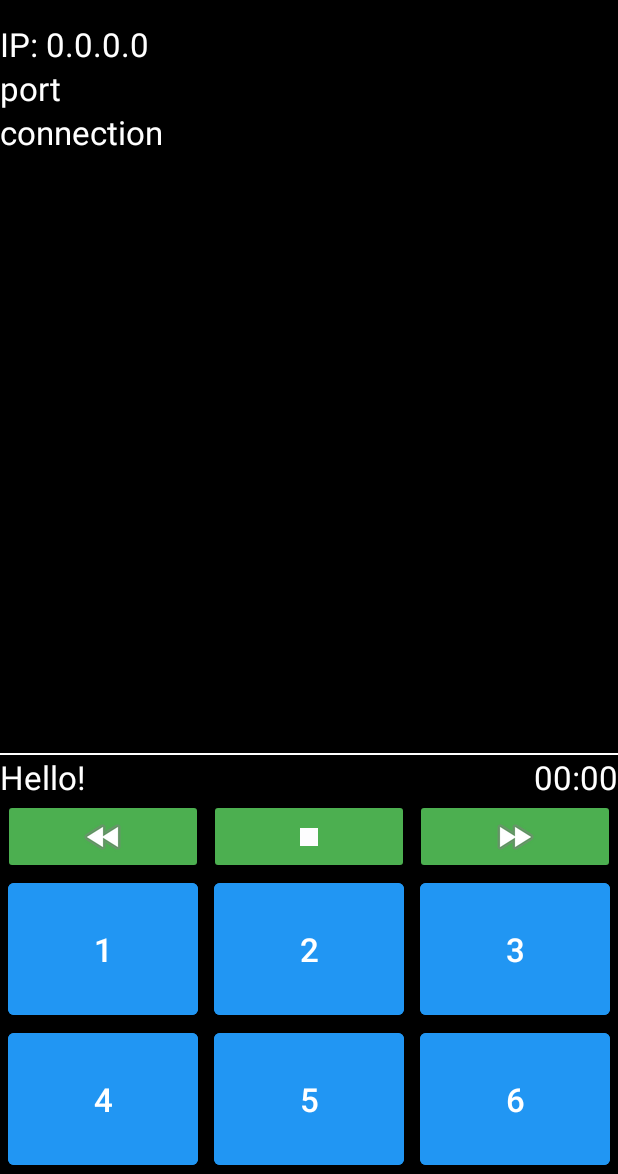
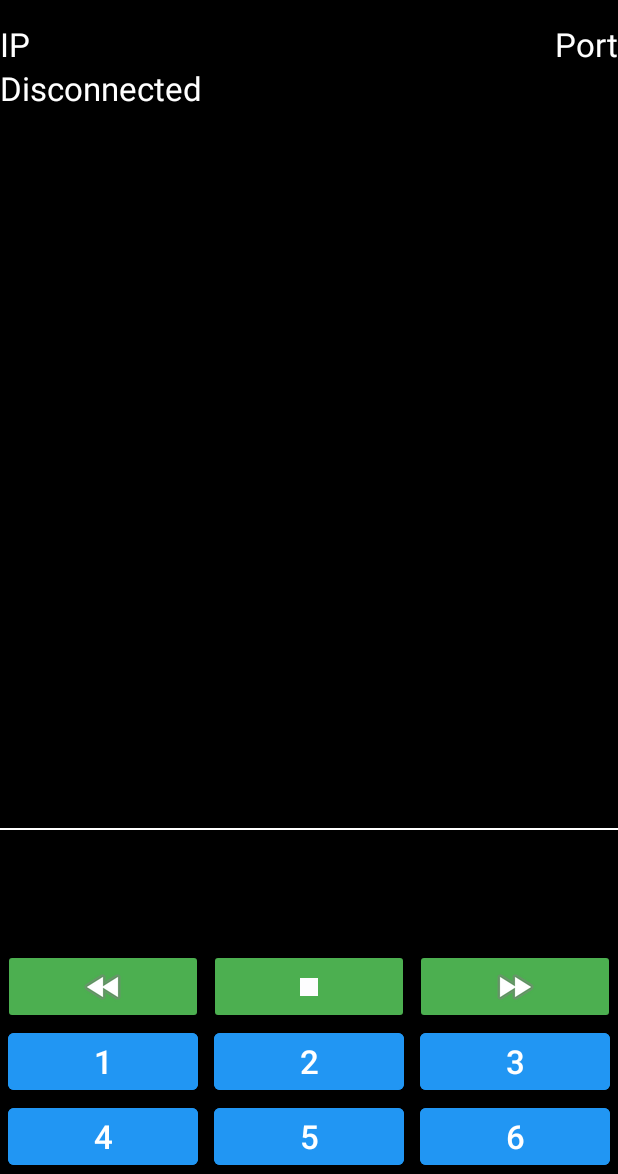
Before and after one commit to SokolAK/RemoteSound-Server, an Android app: the screen it shows after launch (MainActivity), on a phone screen of 412 x 824 dp, the part 62-1236 px from its top. Run offline under Robolectric (Android 15) with nearby library versions, the phone set to English and light mode, and no system bars; 8 statements that could not run were skipped.

Commit message:
Modify Connector & Player

```diff
--- a/app/src/main/java/pl/sokolak/remotesoundserver/Connector.java
+++ /dev/null
@@ -1,88 +0,0 @@
-package pl.sokolak.remotesoundserver;
-
-import android.app.Activity;
-import android.net.wifi.WifiInfo;
-import android.net.wifi.WifiManager;
-import android.widget.TextView;
-
-import java.io.BufferedReader;
-import java.io.IOException;
-import java.io.InputStreamReader;
-import java.io.PrintWriter;
-import java.net.InetAddress;
-import java.net.ServerSocket;
-import java.net.Socket;
-import java.net.UnknownHostException;
-import java.nio.ByteBuffer;
-import java.nio.ByteOrder;
-
-import static android.content.Context.WIFI_SERVICE;
-
-public class Connector {
-    private final Activity activity;
-    public static String SERVER_IP = "";
-    public static final int SERVER_PORT = 8080;
-    private TextView tvIP, tvPort, tvConnection;
-    private ServerSocket serverSocket;
-    private Thread threadConnection = null;
-    private PrintWriter output;
-    private BufferedReader input;
-
-    public Connector(Activity activity) {
-        this.activity = activity;
-    }
-
-    public void init() {
-        tvIP = activity.findViewById(R.id.tvIP);
-        tvPort = activity.findViewById(R.id.tvPort);
-        tvConnection = activity.findViewById(R.id.tvConnection);
-
-        try {
-            SERVER_IP = getLocalIpAddress();
-        } catch (UnknownHostException e) {
-            e.printStackTrace();
-        }
-        threadConnection = new Thread(new ThreadSocket());
-        threadConnection.start();
-
-        tvIP.setText("IP: " + SERVER_IP);
-    }
-
-    private String getLocalIpAddress() throws UnknownHostException {
-        WifiManager wifiManager = (WifiManager) activity.getApplicationContext().getSystemService(WIFI_SERVICE);
-        WifiInfo wifiInfo = wifiManager.getConnectionInfo();
-        int ipInt = wifiInfo.getIpAddress();
-        return InetAddress.getByAddress(ByteBuffer.allocate(4).order(ByteOrder.LITTLE_ENDIAN).putInt(ipInt).array()).getHostAddress();
-    }
-
-    class ThreadSocket implements Runnable {
-        @Override
-        public void run() {
-            Socket socket;
-            try {
-                serverSocket = new ServerSocket(SERVER_PORT);
-                activity.runOnUiThread(() -> {
-                    tvConnection.setText("Not connected");
-                    tvIP.setText("IP: " + SERVER_IP);
-                    tvPort.setText("Port: " + SERVER_PORT);
-                });
-                try {
-                    socket = serverSocket.accept();
-                    output = new PrintWriter(socket.getOutputStream());
-                    input = new BufferedReader(new InputStreamReader(socket.getInputStream()));
-                    activity.runOnUiThread(new Runnable() {
-                        @Override
-                        public void run() {
-                            tvConnection.setText("Connected\n");
-                        }
-                    });
-                    //new Thread(new Thread2()).start();
-                } catch (IOException e) {
-                    e.printStackTrace();
-                }
-            } catch (IOException e) {
-                e.printStackTrace();
-            }
-        }
-    }
-}
--- a/app/src/main/java/pl/sokolak/remotesoundserver/MainActivity.java
+++ b/app/src/main/java/pl/sokolak/remotesoundserver/MainActivity.java
@@ -14,8 +14,8 @@ public class MainActivity extends AppCompatActivity {
         Player player = new Player(this);
         player.init();
 
-        Connector connector = new Connector(this);
-        connector.init();
+        ServerConnector serverConnector = new ServerConnector(this);
+        serverConnector.init();
     }
 
 }
--- a/app/src/main/java/pl/sokolak/remotesoundserver/Player.java
+++ b/app/src/main/java/pl/sokolak/remotesoundserver/Player.java
@@ -5,16 +5,21 @@ import android.app.Activity;
 import android.content.Context;
 import android.media.MediaPlayer;
 import android.os.Handler;
+import android.text.Editable;
+import android.text.TextWatcher;
 import android.view.MotionEvent;
 import android.view.View;
+import android.widget.EditText;
 import android.widget.ImageButton;
 import android.widget.TextView;
 
 import java.io.IOException;
 import java.util.ArrayList;
+import java.util.Arrays;
 import java.util.List;
 import java.util.concurrent.TimeUnit;
 
+@SuppressLint("SetTextI18n")
 public class Player {
     private final Activity activity;
     private Status status = Status.STOPPED;
@@ -23,6 +28,8 @@ public class Player {
     private final SoundButton button1 = new SoundButton();
     private final SoundButton button2 = new SoundButton();
     private final SoundButton button3 = new SoundButton();
+    private EditText etRepeat;
+    private TextView tvRepeat;
     private ImageButton buttonForward;
     private ImageButton buttonBackward;
     private ImageButton buttonStop;
@@ -41,13 +48,20 @@ public class Player {
         tvPlayerStatus = activity.findViewById(R.id.playerStatus);
         tvTime = activity.findViewById(R.id.time);
 
-        buttons = List.of(button1, button2, button3);
+        buttons = Arrays.asList(button1, button2, button3);
         prepareButtons();
         prepareControlButtons();
+        prepareRepeat();
 
 
         timeHandler = new Handler();
         timeHandler.postDelayed(updateSoundTime, 0);
+    }
+
+    private void prepareRepeat() {
+        etRepeat = activity.findViewById(R.id.repeatValue);
+        tvRepeat = activity.findViewById(R.id.repeatLabel);
+        tvRepeat.setText(activity.getString(R.string.repeat) + ":");
     }
 
     private void prepareButtons() {
@@ -138,19 +152,24 @@ public class Player {
     }
 
     private void stop() {
-        mediaPlayer.stop();
-        try {
-            mediaPlayer.prepare();
-        } catch (IOException e) {
-            e.printStackTrace();
+        if (mediaPlayer != null) {
+            //mediaPlayer.stop();
+            //mediaPlayer.release();
+            mediaPlayer.pause();
+            mediaPlayer.seekTo(0);
+//            try {
+//                mediaPlayer.prepare();
+//            } catch (IOException e) {
+//                e.printStackTrace();
+//            }
+            status = Status.STOPPED;
+            updateStatusText();
+            refreshButtons();
         }
-        status = Status.STOPPED;
-        updateStatusText();
-        refreshButtons();
     }
 
     private void refreshButtons() {
-        for(SoundButton soundButton : buttons) {
+        for (SoundButton soundButton : buttons) {
             soundButton.getButton().setText(soundButton.getSound().getSoundName());
         }
     }
@@ -188,8 +207,15 @@ public class Player {
                         TimeUnit.MILLISECONDS.toSeconds(time) -
                                 TimeUnit.MINUTES.toSeconds(TimeUnit.MILLISECONDS.toMinutes(time)))
                 );
-                if(time <= 10) {
-                    stop();
+                if (time <= 10) {
+                    if (Integer.parseInt(etRepeat.getText().toString()) <= 1) {
+                        stop();
+                    } else {
+                        int repeatTime = Integer.parseInt(etRepeat.getText().toString());
+                        etRepeat.setText(String.valueOf(repeatTime - 1));
+                        mediaPlayer.seekTo(0);
+                        mediaPlayer.start();
+                    }
                 }
             }
             timeHandler.postDelayed(this, 200);
@@ -213,7 +239,6 @@ public class Player {
             int time = mediaPlayer.getCurrentPosition();
             time = Math.max(time - TIMESTEP, 0);
             mediaPlayer.seekTo(time);
-            mediaPlayer.seekTo(time);
             rewindHandler.postDelayed(this, 200);
         }
     };
--- a/app/src/main/res/layout/activity_main.xml
+++ b/app/src/main/res/layout/activity_main.xml
@@ -7,45 +7,77 @@
     android:layout_height="match_parent"
     android:orientation="vertical"
     android:background="@color/colorBackDark"
+    android:screenOrientation="portrait"
     tools:context=".MainActivity">
+
+    <LinearLayout
+        android:layout_width="match_parent"
+        android:layout_height="wrap_content"
+        app:layout_constraintBottom_toTopOf="@+id/line"
+        app:layout_constraintEnd_toEndOf="parent"
+        app:layout_constraintStart_toStartOf="parent"
+        app:layout_constraintTop_toTopOf="parent"
+        app:layout_constraintVertical_bias="0.0"
+        android:orientation="vertical">
+
+        <LinearLayout
+            android:id="@+id/address"
+            android:layout_width="match_parent"
+            android:layout_height="wrap_content"
+            android:orientation="horizontal"
+            app:layout_constraintTop_toTopOf="parent">
 
             <TextView
                 android:id="@+id/tvIP"
-        android:layout_width="match_parent"
+                android:layout_width="0dp"
                 android:layout_height="wrap_content"
+                android:layout_weight="1"
                 android:text="IP"
-        android:textColor="@color/colorText"
-        app:layout_constraintTop_toTopOf="parent" />
+                android:textColor="@color/colorText" />
 
             <TextView
                 android:id="@+id/tvPort"
-        android:layout_width="match_parent"
+                android:layout_width="wrap_content"
                 android:layout_height="wrap_content"
-        android:text="port"
-        android:textColor="@color/colorText"
-        app:layout_constraintTop_toBottomOf="@+id/tvIP" />
+                android:text="Port"
+                android:textColor="@color/colorText" />
+        </LinearLayout>
 
         <TextView
             android:id="@+id/tvConnection"
             android:layout_width="match_parent"
             android:layout_height="wrap_content"
-        android:text="connection"
+            android:text="@string/disconnected"
+            android:textColor="@color/colorText" />
+
+        <TextView
+            android:id="@+id/tvMessages"
+            android:layout_width="match_parent"
+            android:layout_height="wrap_content"
+            android:text=""
             android:textColor="@color/colorText"
-        app:layout_constraintTop_toBottomOf="@+id/tvPort" />
+            app:layout_constraintVertical_bias="0" />
+
+    </LinearLayout>
+
 
     <View
+        android:id="@+id/line"
         android:layout_width="match_parent"
         android:layout_height="1dp"
-        android:background="@color/colorText"
-        app:layout_constraintBottom_toTopOf="@+id/status" />
+        app:layout_constraintEnd_toEndOf="parent"
+        app:layout_constraintStart_toStartOf="parent"
+        app:layout_constraintBottom_toTopOf="@+id/status"
+        android:background="@color/colorText" />
 
     <LinearLayout
         android:id="@+id/status"
         android:layout_width="match_parent"
         android:layout_height="wrap_content"
-        app:layout_constraintBottom_toTopOf="@+id/controlButtons"
+        app:layout_constraintBottom_toTopOf="@+id/repeat"
         app:layout_constraintEnd_toEndOf="parent"
         app:layout_constraintStart_toStartOf="parent"
+        android:visibility="invisible"
         android:orientation="horizontal">
 
         <TextView
@@ -53,19 +85,45 @@
             android:layout_width="0dp"
             android:layout_weight="1"
             android:layout_height="wrap_content"
-            android:text="@string/hello"
-            android:textColor="@color/colorText"
-            app:layout_constraintBottom_toTopOf="@+id/controlButtons" />
+            android:text="@string/status"
+            android:textColor="@color/colorText" />
 
         <TextView
             android:id="@+id/time"
             android:layout_width="wrap_content"
             android:layout_height="wrap_content"
             android:text="00:00"
-            android:textColor="@color/colorText"
-            app:layout_constraintBottom_toTopOf="@+id/controlButtons" />
+            android:textColor="@color/colorText" />
+    </LinearLayout>
 
+    <LinearLayout
+        android:id="@+id/repeat"
+        android:layout_width="match_parent"
+        android:layout_height="wrap_content"
+        app:layout_constraintBottom_toTopOf="@+id/controlButtons"
+        app:layout_constraintEnd_toEndOf="parent"
+        app:layout_constraintStart_toStartOf="parent"
+        android:visibility="invisible"
+        android:orientation="horizontal">
+
+        <TextView
+            android:id="@+id/repeatLabel"
+            android:layout_width="0dp"
+            android:layout_weight="1"
+            android:layout_height="wrap_content"
+            android:text="@string/repeat"
+            android:textColor="@color/colorText" />
+
+        <EditText
+            android:id="@+id/repeatValue"
+            android:layout_width="wrap_content"
+            android:layout_height="wrap_content"
+            android:text="1"
+            android:inputType="numberDecimal"
+            android:maxLines="1"
+            android:textColor="@color/colorText" />
     </LinearLayout>
+
 
     <LinearLayout
         android:id="@+id/controlButtons"
@@ -108,7 +166,7 @@
     <LinearLayout
         android:id="@+id/buttons1"
         android:layout_width="match_parent"
-        android:layout_height="100dp"
+        android:layout_height="50dp"
         app:layout_constraintBottom_toTopOf="@+id/buttons2"
         app:layout_constraintEnd_toEndOf="parent"
         app:layout_constraintHorizontal_bias="0.0"
@@ -145,7 +203,7 @@
     <LinearLayout
         android:id="@+id/buttons2"
         android:layout_width="match_parent"
-        android:layout_height="100dp"
+        android:layout_height="50dp"
         app:layout_constraintBottom_toBottomOf="parent"
         app:layout_constraintEnd_toEndOf="parent"
         app:layout_constraintStart_toStartOf="parent">
--- a/app/src/main/res/values/strings.xml
+++ b/app/src/main/res/values/strings.xml
@@ -1,7 +1,12 @@
 <resources>
     <string name="app_name">RemoteSoundServer</string>
     <string name="hello">Hello!</string>
+    <string name="status">Status</string>
     <string name="playing">Playing</string>
     <string name="paused">Paused</string>
     <string name="stopped">Stopped</string>
+    <string name="repeat">Repeat</string>
+    <string name="connected">Connected</string>
+    <string name="disconnected">Disconnected</string>
+    <string name="connect">Connect</string>
 </resources>
```
Also changed, not shown: app/src/main/java/pl/sokolak/remotesoundserver/ServerConnector.java (added, +175 -0 lines). Lines whose indentation alone changed are shown as unchanged.
